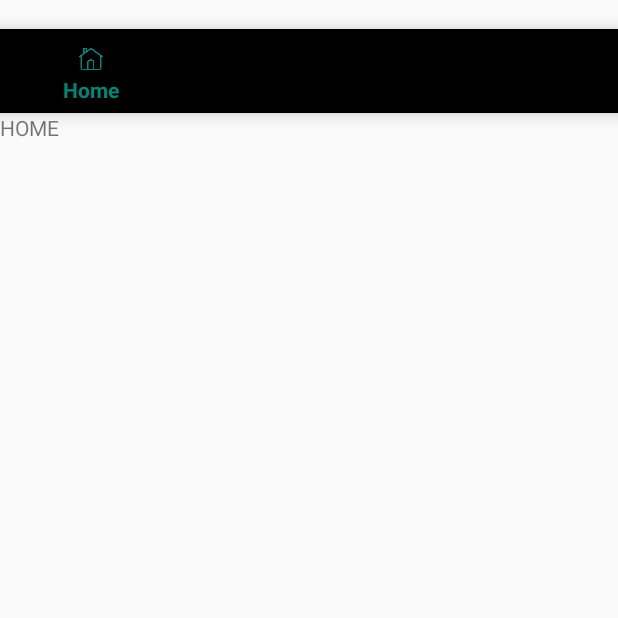
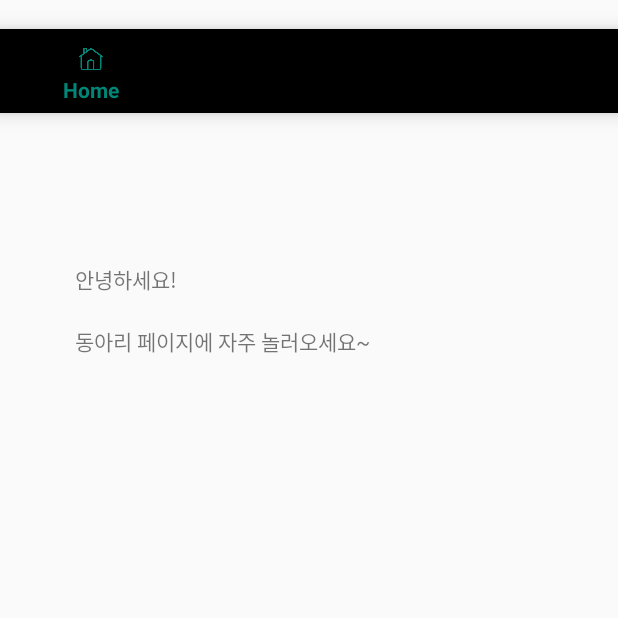
Before and after one commit to KimGyunYeop/Mobile_programming_2019_term, an Android app: the CircleMainActivity screen opened directly, with no data from a screen before it, on a phone screen of 412 x 824 dp, the top half of it. Run offline under Robolectric (Android 15) with nearby library versions, the phone set to English and light mode, and no system bars.

Commit message:
pass circle name and member id from circleListActivity to circleMainActivity

```diff
--- a/app/src/main/java/com/example/udong_mp2019/CircleListActivity.java
+++ b/app/src/main/java/com/example/udong_mp2019/CircleListActivity.java
@@ -45,9 +45,15 @@ public class CircleListActivity extends AppCompatActivity {
         lv_myCircleList.setOnItemClickListener(new AdapterView.OnItemClickListener() {
             @Override
             public void onItemClick(AdapterView<?> parent, View view, int position, long id) {
-                Toast.makeText(CircleListActivity.this, "동아리 메인 페이지로 이동합니다!", Toast.LENGTH_SHORT).show();
+                Toast.makeText(CircleListActivity.this, "동아리 메인 페이지로 이동합니다.", Toast.LENGTH_SHORT).show();
                 Intent intent = new Intent(getApplicationContext(), com.example.udong_mp2019.CircleMainActivity.class);
-                intent.putExtra("circle","circlename");// 동아리 이름 넘기는거 해야함...
+
+                String circleName=parent.getItemAtPosition(position).toString();
+                Toast.makeText(CircleListActivity.this, circleName, Toast.LENGTH_LONG).show();
+                //동아리 이름 넘김
+                intent.putExtra("circle",circleName);
+                // 회원 id 넘김
+                intent.putExtra("user",user.getUid());
                 startActivity(intent);
             }
         });
--- a/app/src/main/java/com/example/udong_mp2019/CircleMainActivity.java
+++ b/app/src/main/java/com/example/udong_mp2019/CircleMainActivity.java
@@ -10,6 +10,7 @@ import android.support.v7.app.AppCompatActivity;
 import android.os.Bundle;
 import android.view.MenuItem;
 import android.widget.TextView;
+import android.widget.Toast;
 
 import com.example.udong_mp2019.AccountingFragment;
 import com.example.udong_mp2019.R;
@@ -23,6 +24,10 @@ public class CircleMainActivity extends AppCompatActivity {
     protected void onCreate(Bundle savedInstanceState) {
         super.onCreate(savedInstanceState);
         setContentView(R.layout.activity_circle_main);
+
+        Intent receive= new Intent();
+        String circleName=receive.getStringExtra("circleName");
+        String userID=receive.getStringExtra("userName");
 
         bottomNavigationView = (BottomNavigationView) findViewById(R.id.bottom_navigation);
         tv=(TextView) findViewById(R.id.tv_main);
--- a/app/src/main/java/com/example/udong_mp2019/HomeFragment.java
+++ b/app/src/main/java/com/example/udong_mp2019/HomeFragment.java
@@ -5,6 +5,7 @@ import android.support.v4.app.Fragment;
 import android.view.LayoutInflater;
 import android.view.View;
 import android.view.ViewGroup;
+import android.widget.Toast;
 
 import com.example.udong_mp2019.R;
 
@@ -12,6 +13,7 @@ public class HomeFragment extends Fragment {
     public static HomeFragment newInstance() {
         HomeFragment fragment = new HomeFragment();
         return fragment;
+
     }
 
     @Override
--- a/app/src/main/java/com/example/udong_mp2019/LoginActivity.java
+++ b/app/src/main/java/com/example/udong_mp2019/LoginActivity.java
@@ -58,7 +58,7 @@ public class LoginActivity extends AppCompatActivity {
                     loginUser(email, password);
                 }
                 else{
-                    Toast.makeText(LoginActivity.this, "잘못된 형식의 아이디 또는 비밀번호입니다!", Toast.LENGTH_SHORT).show();
+                    Toast.makeText(LoginActivity.this, "잘못된 형식의 아이디 또는 비밀번호입니다.", Toast.LENGTH_SHORT).show();
                 }
             }
         });
--- a/app/src/main/res/layout/fragment_home.xml
+++ b/app/src/main/res/layout/fragment_home.xml
@@ -1,10 +1,43 @@
 <?xml version="1.0" encoding="utf-8"?>
-<LinearLayout xmlns:android="http://schemas.android.com/apk/res/android"
-android:orientation="vertical"
-android:layout_width="match_parent"
-android:layout_height="match_parent">
-<TextView
-        android:layout_width="wrap_content"
-        android:layout_height="match_parent"
-        android:text="HOME"/>
-</LinearLayout>
+<RelativeLayout xmlns:android="http://schemas.android.com/apk/res/android"
+    xmlns:tools="http://schemas.android.com/tools"
+    android:layout_width="match_parent"
+    android:layout_height="match_parent"
+    tools:context=".MainActivity">
+
+    <TextView
+        android:id="@+id/tv_hello"
+        android:layout_width="match_parent"
+        android:layout_height="wrap_content"
+        android:text="안녕하세요!"
+        android:layout_marginTop="100dp"
+        android:layout_marginLeft="50dp"
+        android:layout_marginRight="50dp" />
+    <TextView
+        android:id="@+id/tv_circlemain"
+        android:layout_width="match_parent"
+        android:layout_height="wrap_content"
+        android:layout_below="@id/tv_hello"
+        android:text="동아리 페이지에 자주 놀러오세요~"
+        android:layout_marginTop="20dp"
+        android:layout_marginLeft="50dp"
+        android:layout_marginRight="50dp" />
+
+    <TextView
+        android:id="@+id/tv_circleName"
+        android:layout_below="@id/tv_circlemain"
+        android:layout_width="match_parent"
+        android:layout_height="wrap_content"
+        android:layout_marginLeft="50dp"
+        android:layout_marginRight="50dp" />
+
+    <TextView
+        android:id="@+id/tv_introduction"
+        android:layout_below="@id/tv_circleName"
+        android:layout_width="match_parent"
+        android:layout_height="wrap_content"
+        android:layout_centerInParent="true"
+        android:layout_marginLeft="50dp"
+        android:layout_marginRight="50dp"/>
+
+</RelativeLayout>
```
